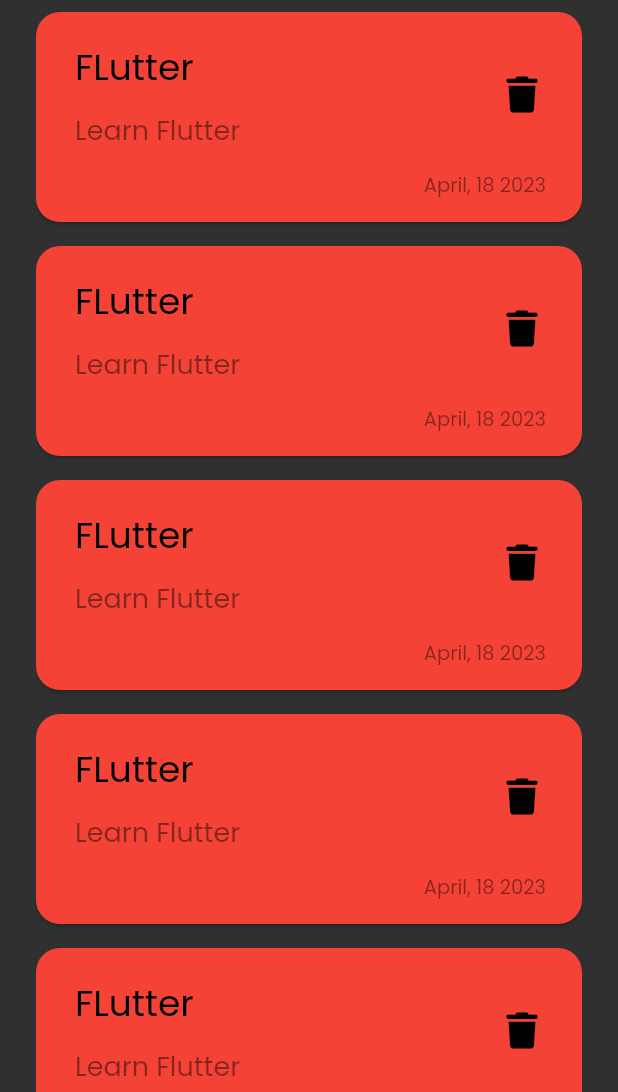
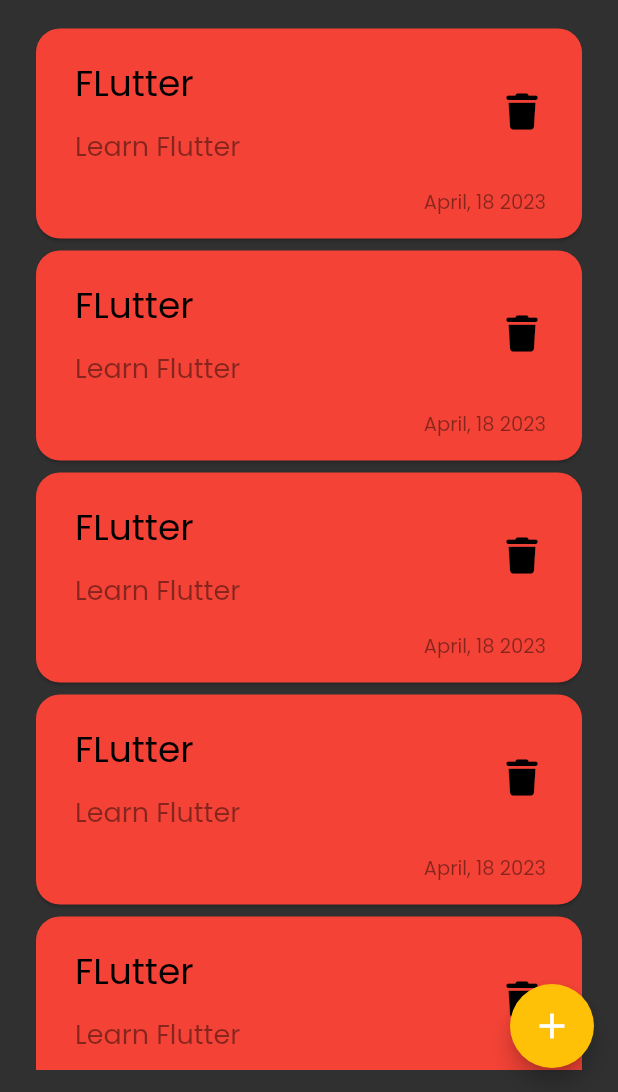
Before and after one commit to ahmedghaly15/Notes-App, a Flutter app: the screen it shows after launch, on a phone screen of 412 x 824 dp, the part 144-1236 px from its top. Run offline on Flutter 3.47's test engine with Material 2 defaults, Android fonts, the phone set to English and light mode, and no system bars; our stand-ins replace font_awesome_flutter.

Commit message:
Finish add new note feature UI

```diff
--- /dev/null
+++ b/lib/constants.dart
@@ -0,0 +1,3 @@
+import 'package:flutter/material.dart';
+
+const primaryColor = Colors.amber;
--- a/lib/views/notes_view.dart
+++ b/lib/views/notes_view.dart
@@ -1,13 +1,35 @@
 import 'package:flutter/material.dart';
+import 'package:notes_app/constants.dart';
 import 'package:notes_app/widgets/notes_view_body.dart';
+
+import '../widgets/add_new_note_bottom_sheet.dart';
 
 class NotesView extends StatelessWidget {
   const NotesView({super.key});
 
   @override
   Widget build(BuildContext context) {
-    return const Scaffold(
-      body: NotesViewBody(),
+    return Scaffold(
+      body: const NotesViewBody(),
+      floatingActionButton: FloatingActionButton(
+        backgroundColor: primaryColor,
+        onPressed: () {
+          showModalBottomSheet(
+            shape: RoundedRectangleBorder(
+              borderRadius: BorderRadius.circular(16),
+            ),
+            context: context,
+            builder: (context) {
+              return const AddNewNoteBottomSheet();
+            },
+          );
+        },
+        child: const Icon(
+          Icons.add,
+          color: Colors.white,
+          size: 28,
+        ),
+      ),
     );
   }
 }
--- a/lib/widgets/custom_note_item.dart
+++ b/lib/widgets/custom_note_item.dart
@@ -7,7 +7,7 @@ class NoteItem extends StatelessWidget {
   @override
   Widget build(BuildContext context) {
     return Card(
-      margin: const EdgeInsets.symmetric(vertical: 8),
+      margin: const EdgeInsets.symmetric(vertical: 4),
       shape: RoundedRectangleBorder(
         borderRadius: BorderRadius.circular(16),
       ),
--- a/lib/widgets/notes_list_view.dart
+++ b/lib/widgets/notes_list_view.dart
@@ -7,11 +7,15 @@ class NotesListView extends StatelessWidget {
 
   @override
   Widget build(BuildContext context) {
-    return ListView.builder(
-      physics: const BouncingScrollPhysics(),
-      itemBuilder: (context, index) {
-        return const NoteItem();
-      },
+    return Padding(
+      padding: const EdgeInsets.symmetric(vertical: 15),
+      child: ListView.builder(
+        padding: EdgeInsets.zero,
+        physics: const BouncingScrollPhysics(),
+        itemBuilder: (context, index) {
+          return const NoteItem();
+        },
+      ),
     );
   }
 }
```
Also changed, not shown: lib/widgets/add_new_note_bottom_sheet.dart (added, +44 -0 lines), lib/widgets/custom_button.dart (added, +50 -0 lines), lib/widgets/custom_text_field.dart (added, +35 -0 lines).
